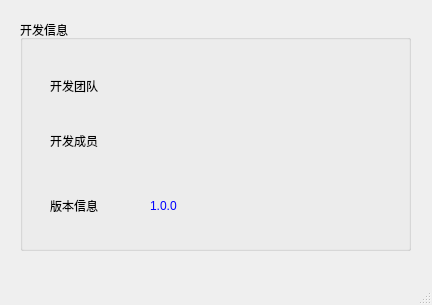
Old version of the form about.ui in the repository Nahjs/Bejeweled.
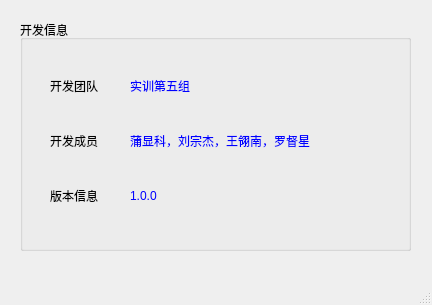
New version of the form.

Commit message: 游戏界面微调

```diff
--- a/about.ui
+++ b/about.ui
@@ -69,7 +69,7 @@
     <widget class="QLabel" name="label_2">
      <property name="geometry">
       <rect>
-       <x>120</x>
+       <x>110</x>
        <y>50</y>
        <width>71</width>
        <height>31</height>
@@ -80,7 +80,7 @@
 color: rgb(0, 0, 255);</string>
      </property>
      <property name="text">
-      <string/>
+      <string>实训第五组</string>
      </property>
     </widget>
     <widget class="QLabel" name="label_3">
@@ -102,10 +102,10 @@
     <widget class="QLabel" name="label_4">
      <property name="geometry">
       <rect>
-       <x>120</x>
-       <y>110</y>
-       <width>141</width>
-       <height>31</height>
+       <x>110</x>
+       <y>100</y>
+       <width>191</width>
+       <height>41</height>
       </rect>
      </property>
      <property name="styleSheet">
@@ -113,7 +113,7 @@
 color: rgb(0, 0, 255);</string>
      </property>
      <property name="text">
-      <string/>
+      <string>蒲显科，刘宗杰，王翎南，罗督星</string>
      </property>
      <property name="textFormat">
       <enum>Qt::PlainText</enum>
@@ -126,7 +126,7 @@
      <property name="geometry">
       <rect>
        <x>30</x>
-       <y>160</y>
+       <y>150</y>
        <width>71</width>
        <height>51</height>
       </rect>
@@ -141,8 +141,8 @@
     <widget class="QLabel" name="label_6">
      <property name="geometry">
       <rect>
-       <x>130</x>
-       <y>170</y>
+       <x>110</x>
+       <y>160</y>
        <width>61</width>
        <height>31</height>
       </rect>
```
